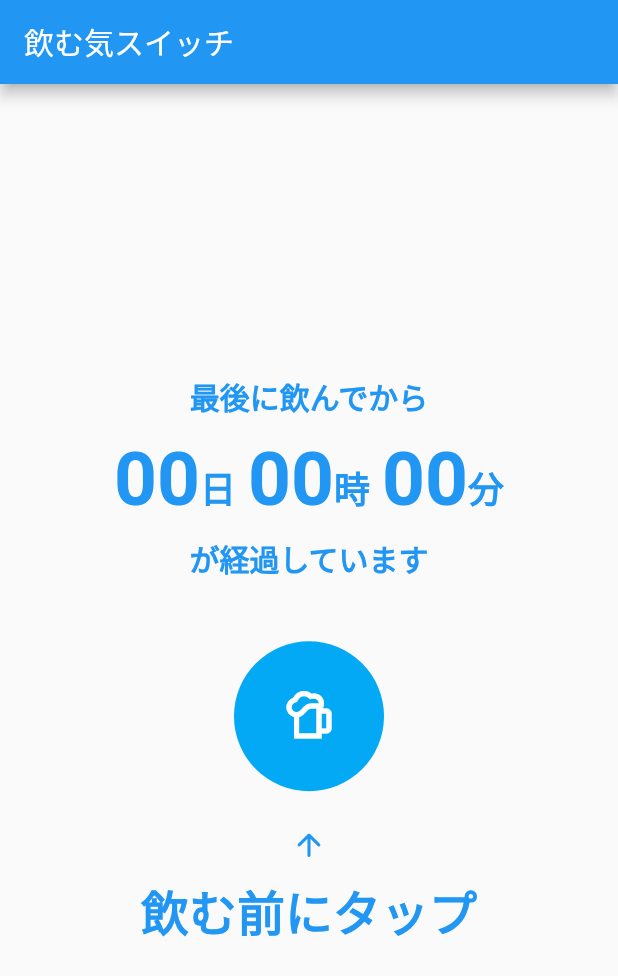
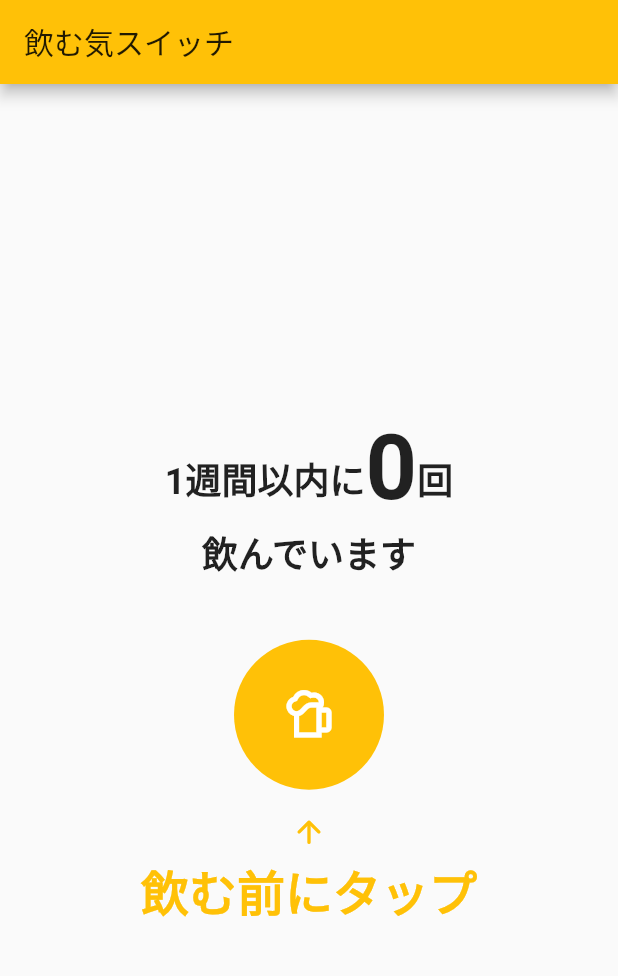
Before and after one commit to syuji-higa/nomuki-switch-app, a Flutter app: the screen it shows after launch, on a phone screen of 412 x 824 dp. Shown: the top 976 px of the screen. Run offline on Flutter 3.47's test engine with Material 2 defaults, Android fonts, the phone set to English and light mode, and no system bars.

Commit message:
feat: update elapsed time text

```diff
--- a/lib/main.dart
+++ b/lib/main.dart
@@ -11,7 +11,8 @@ class MyApp extends StatelessWidget {
     return MaterialApp(
       title: '飲む気スイッチ',
       theme: ThemeData(
-        primarySwatch: Colors.blue,
+        primarySwatch: Colors.amber,
+        accentColor: Colors.black87,
         visualDensity: VisualDensity.adaptivePlatformDensity,
       ),
       home: Scaffold(
@@ -20,7 +21,7 @@ class MyApp extends StatelessWidget {
           child: Column(
             mainAxisAlignment: MainAxisAlignment.center,
             children: <Widget>[
-              ElapsedTimeContainer(),
+              NumberOfTimesContainer(),
               SizedBox(height: 40),
               NomukiButtonContainer(),
             ],
@@ -31,89 +32,83 @@ class MyApp extends StatelessWidget {
   }
 }
 
-class ElapsedTimeContainer extends StatelessWidget {
+class NumberOfTimesContainer extends StatelessWidget {
   @override
   Widget build(BuildContext context) {
     return Column(
       mainAxisAlignment: MainAxisAlignment.center,
       children: <Widget>[
-        ElapsedTimeDescText('最後に飲んでから'),
-        ElapsedTime(),
-        SizedBox(height: 8),
-        ElapsedTimeDescText('が経過しています'),
+        NumberOfTimes(),
+        SizedBox(height: 4),
+        NumberOfTimesDescText('飲んでいます'),
       ],
     );
   }
 }
 
-class ElapsedTimeDescText extends StatelessWidget {
+class NumberOfTimesDescText extends StatelessWidget {
   final String text;
-  ElapsedTimeDescText(this.text);
+  NumberOfTimesDescText(this.text);
   @override
   Widget build(BuildContext context) {
     return Text(
       text,
       style: TextStyle(
         fontWeight: FontWeight.bold,
-        fontSize: 20,
-        color: Theme.of(context).primaryColor,
+        fontSize: 24,
+        color: Theme.of(context).accentColor,
       )
     );
   }
 }
 
-class ElapsedTime extends StatelessWidget {
+class NumberOfTimes extends StatelessWidget {
   @override
   Widget build(BuildContext context) {
     return Row(
       mainAxisAlignment: MainAxisAlignment.center,
       crossAxisAlignment: CrossAxisAlignment.end,
       children: <Widget>[
-        ElapsedTimeValue('00'),
-        ElapsedTimeUnit('日'),
-        SizedBox(width: 8),
-        ElapsedTimeValue('00'),
-        ElapsedTimeUnit('時'),
-        SizedBox(width: 8),
-        ElapsedTimeValue('00'),
-        ElapsedTimeUnit('分'),
+        NumberOfTimesUnit('1週間以内に'),
+        NumberOfTimesValue('0'),
+        NumberOfTimesUnit('回'),
       ]
     );
   }
 }
 
-class ElapsedTimeValue extends StatelessWidget {
+class NumberOfTimesValue extends StatelessWidget {
   final String value;
-  ElapsedTimeValue(this.value);
+  NumberOfTimesValue(this.value);
   @override
   Widget build(BuildContext context) {
     return Text(
       value,
       style: TextStyle(
         fontWeight: FontWeight.bold,
-        fontSize: 50,
-        color: Theme.of(context).primaryColor,
+        fontSize: 60,
+        color: Theme.of(context).accentColor,
       ),
       strutStyle: StrutStyle(
-        fontSize: 50.0,
+        fontSize: 60.0,
       ),
     );
   }
 }
 
-class ElapsedTimeUnit extends StatelessWidget {
+class NumberOfTimesUnit extends StatelessWidget {
   final String unit;
-  ElapsedTimeUnit(this.unit);
+  NumberOfTimesUnit(this.unit);
   Widget build(BuildContext context) {
     return Text(
       unit,
       style: TextStyle(
         fontWeight: FontWeight.bold,
         fontSize: 24,
-        color: Theme.of(context).primaryColor,
+        color: Theme.of(context).accentColor,
       ),
       strutStyle: StrutStyle(
-        fontSize: 60.0,
+        fontSize: 72.0,
       ),
     );
   }
@@ -126,12 +121,12 @@ class NomukiButtonContainer extends StatelessWidget {
       mainAxisAlignment: MainAxisAlignment.center,
       children: <Widget>[
         NomukiButton(),
-        SizedBox(height: 24),
+        SizedBox(height: 16),
         Icon(
           Icons.arrow_upward_rounded,
           color: Theme.of(context).primaryColor,
         ),
-        SizedBox(height: 8),
+        SizedBox(height: 4),
         NomukiButtonDesc()
       ],
     );
@@ -143,7 +138,7 @@ class NomukiButton extends StatelessWidget {
   Widget build(BuildContext context) {
     return Ink(
       decoration: const ShapeDecoration(
-        color: Colors.lightBlue,
+        color: Colors.amber,
         shape: CircleBorder(),
       ),
       child: SizedBox(
```
